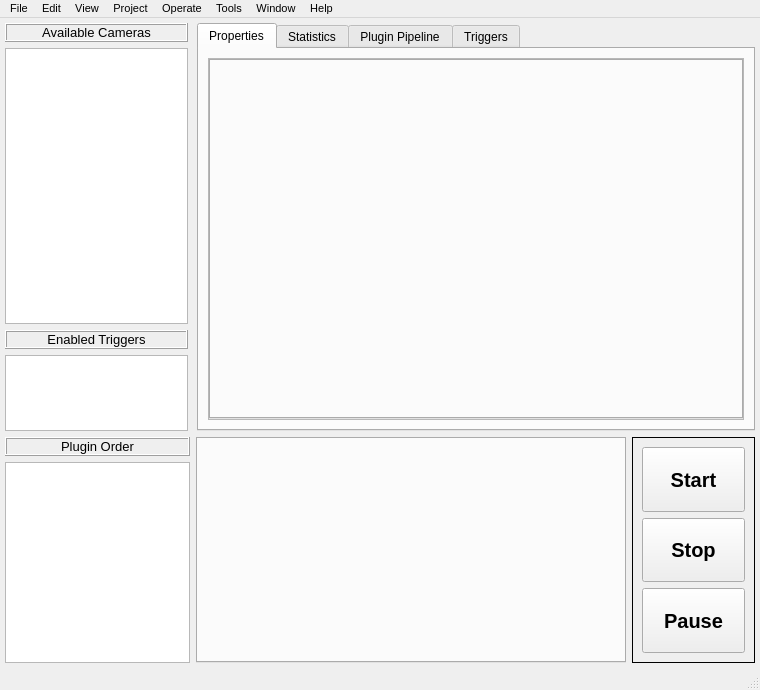
First picture: the form in interface/design/mainWindow.ui, repository nathanielnyema/rataGUI, before the edit.
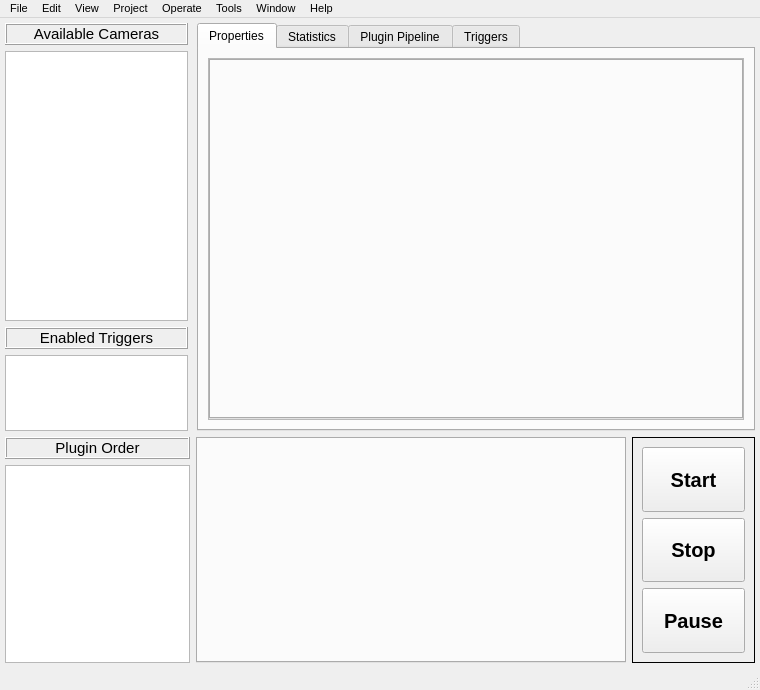
Second picture: the form after the edit. Custom widgets are drawn as their Qt base class.

Patch:
```diff
--- a/interface/design/mainWindow.ui
+++ b/interface/design/mainWindow.ui
@@ -52,7 +52,9 @@
          <widget class="QLabel" name="camListLabel">
           <property name="font">
            <font>
-            <pointsize>10</pointsize>
+            <pointsize>11</pointsize>
+            <weight>50</weight>
+            <bold>false</bold>
            </font>
           </property>
           <property name="frameShape">
@@ -91,7 +93,9 @@
          <widget class="QLabel" name="triggerListLabel">
           <property name="font">
            <font>
-            <pointsize>10</pointsize>
+            <pointsize>11</pointsize>
+            <weight>50</weight>
+            <bold>false</bold>
            </font>
           </property>
           <property name="frameShape">
@@ -349,7 +353,9 @@
          <widget class="QLabel" name="pluginListLabel">
           <property name="font">
            <font>
-            <pointsize>10</pointsize>
+            <pointsize>11</pointsize>
+            <weight>50</weight>
+            <bold>false</bold>
            </font>
           </property>
           <property name="frameShape">
```
